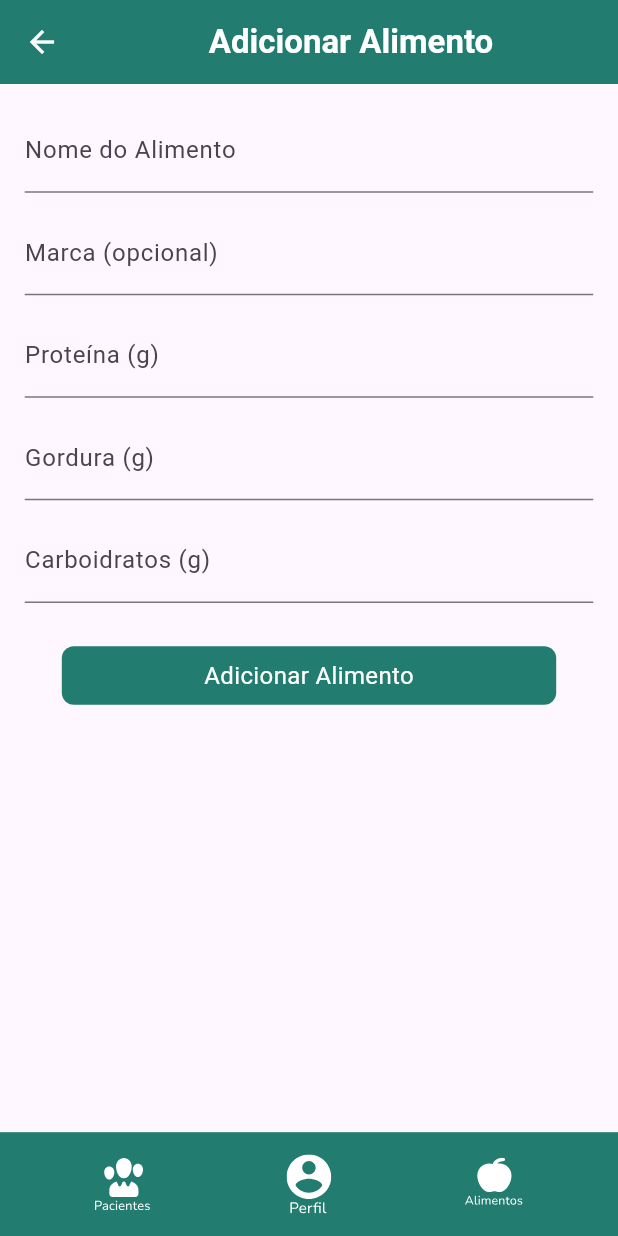
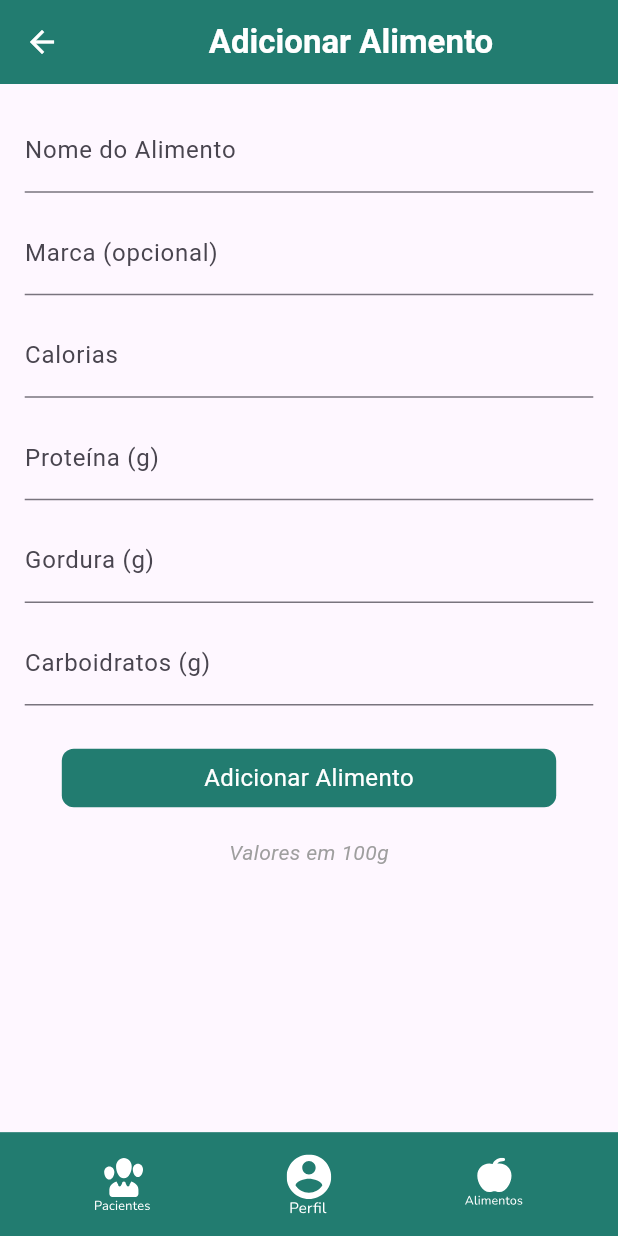
Before and after one commit to WandersoNoleto/NutriGuard, a Flutter app: the AddFoodPage screen opened directly, item 3 of the bottom bar chosen, after a tap on "Adicionar", on a phone screen of 412 x 824 dp. Run offline on Flutter 3.47's test engine with Material 3 defaults, Android fonts, the phone set to English and light mode, and no system bars; our stand-ins replace cloud_firestore, firebase_auth, firebase_core, flutter_svg; accounts and stored records are empty.

Commit message:
Feature Addition: Food Addition Functionality

```diff
--- a/lib/screens/addFoodPage.dart
+++ b/lib/screens/addFoodPage.dart
@@ -1,11 +1,46 @@
 import 'package:flutter/material.dart';
+import 'package:cloud_firestore/cloud_firestore.dart';
 import 'package:nutri_guard/colors/colors.dart';
 import 'package:nutri_guard/widgets/navbar.dart';
 import 'package:nutri_guard/widgets/customActionButton.dart';
 import 'package:nutri_guard/screens/foodsPage.dart';
 
-class AddFoodPage extends StatelessWidget {
+class AddFoodPage extends StatefulWidget {
   const AddFoodPage({Key? key}) : super(key: key);
+
+  @override
+  _AddFoodPageState createState() => _AddFoodPageState();
+}
+
+class _AddFoodPageState extends State<AddFoodPage> {
+  late TextEditingController nameController;
+  late TextEditingController brandController;
+  late TextEditingController caloriesController;
+  late TextEditingController proteinController;
+  late TextEditingController fatController;
+  late TextEditingController carbsController;
+
+  @override
+  void initState() {
+    super.initState();
+    nameController = TextEditingController();
+    brandController = TextEditingController();
+    caloriesController = TextEditingController();
+    proteinController = TextEditingController();
+    fatController = TextEditingController();
+    carbsController = TextEditingController();
+  }
+
+  @override
+  void dispose() {
+    nameController.dispose();
+    brandController.dispose();
+    caloriesController.dispose();
+    proteinController.dispose();
+    fatController.dispose();
+    carbsController.dispose();
+    super.dispose();
+  }
 
   @override
   Widget build(BuildContext context) {
@@ -31,32 +66,46 @@ class AddFoodPage extends StatelessWidget {
           },
         ),
       ),
-      body: Column(
+      body: SingleChildScrollView(
+        child: Column(
+          key: UniqueKey(), // Use UniqueKey para preservar o estado do widget
           children: [
-          // Inputs
             Padding(
               padding: EdgeInsets.all(screenHeight * 0.02),
               child: Column(
                 children: [
                   TextFormField(
-                  decoration: const InputDecoration(labelText: 'Nome do Alimento'),
+                    controller: nameController,
+                    decoration: const InputDecoration(labelText: 'Nome do Alimento',),
+                    keyboardType: TextInputType.text
                   ),
                   SizedBox(height: screenHeight * 0.015),
                   TextFormField(
+                    controller: brandController,
                     decoration: const InputDecoration(labelText: 'Marca (opcional)'),
+                    keyboardType: TextInputType.text
                   ),
                   SizedBox(height: screenHeight * 0.015),
                   TextFormField(
+                    controller: caloriesController,
+                    decoration: const InputDecoration(labelText: 'Calorias'),
+                    keyboardType: TextInputType.number,
+                  ),
+                  SizedBox(height: screenHeight * 0.015),
+                  TextFormField(
+                    controller: proteinController,
                     decoration: const InputDecoration(labelText: 'Proteína (g)'),
                     keyboardType: TextInputType.number,
                   ),
                   SizedBox(height: screenHeight * 0.015),
                   TextFormField(
+                    controller: fatController,
                     decoration: const InputDecoration(labelText: 'Gordura (g)'),
                     keyboardType: TextInputType.number,
                   ),
                   SizedBox(height: screenHeight * 0.015),
                   TextFormField(
+                    controller: carbsController,
                     decoration: const InputDecoration(labelText: 'Carboidratos (g)'),
                     keyboardType: TextInputType.number,
                   ),
@@ -64,25 +113,87 @@ class AddFoodPage extends StatelessWidget {
               ),
             ),
 
-          // Botão Adicionar
             Padding(
               padding: EdgeInsets.symmetric(horizontal: screenWidth * 0.1, vertical: screenHeight * 0.015),
               child: ActionButton(
                 label: 'Adicionar Alimento',
-              onPressed:() {
-                    Navigator.push(
-                      context,
-                      MaterialPageRoute(
-                        builder: (context) => const FoodInfoPage(),
+                onPressed: () => _saveFood(context),
               ),
-                    );
-                  },
-
+            ),
+            const SizedBox(height: 8.0),
+            const Text(
+              'Valores em 100g',
+              style: TextStyle(
+                color: Colors.grey,
+                fontStyle: FontStyle.italic,
               ),
             ),
           ],
         ),
+      ),
       bottomNavigationBar: const Navbar(),
     );
   }
+
+  void _saveFood(BuildContext context) async {
+    String name = nameController.text;
+    String brand = brandController.text;
+    double calories = parseDouble(caloriesController.text);
+    double protein = parseDouble(proteinController.text);
+    double fat = parseDouble(fatController.text);
+    double carbs = parseDouble(carbsController.text);
+
+    // Adicione verificação para garantir que os campos obrigatórios estejam preenchidos
+    if (name.isNotEmpty && calories > 0) {
+      Map<String, dynamic> foodData = {
+        'name': name,
+        'brand': brand,
+        'calories': calories,
+        'protein': protein,
+        'fat': fat,
+        'carbs': carbs,
+      };
+
+      try {
+        await FirebaseFirestore.instance.collection('foods').add(foodData);
+
+        Navigator.push(
+          context,
+          MaterialPageRoute(
+            builder: (context) => FoodInfoPage(),
+          ),
+        );
+      } catch (e) {
+        print('Error adding food: $e');
       }
+    } else {
+      // Informe ao usuário que os campos obrigatórios devem ser preenchidos
+      showDialog(
+        context: context,
+        builder: (BuildContext context) {
+          return AlertDialog(
+            title: Text('Campos obrigatórios não preenchidos'),
+            content: Text('Por favor, preencha o nome do alimento e as calorias.'),
+            actions: [
+              TextButton(
+                onPressed: () {
+                  Navigator.of(context).pop();
+                },
+                child: Text('OK'),
+              ),
+            ],
+          );
+        },
+      );
+    }
+  }
+
+  double parseDouble(String value) {
+    try {
+      return double.parse(value.replaceAll(',', '.')); // Substitua vírgula por ponto, se necessário
+    } catch (e) {
+      print('Error parsing double: $e');
+      return 0.0; // Ou outro valor padrão caso o parse falhe
+    }
+  }
+}
--- a/lib/screens/foodsPage.dart
+++ b/lib/screens/foodsPage.dart
@@ -5,6 +5,7 @@ import 'package:nutri_guard/widgets/searchBar.dart';
 import 'package:nutri_guard/widgets/navbar.dart';
 import 'package:nutri_guard/widgets/customActionButton.dart';
 import 'package:nutri_guard/screens/addFoodPage.dart';
+import 'package:cloud_firestore/cloud_firestore.dart';
 
 class FoodInfoPage extends StatelessWidget {
   const FoodInfoPage({Key? key}) : super(key: key);
@@ -12,7 +13,7 @@ class FoodInfoPage extends StatelessWidget {
   @override
   Widget build(BuildContext context) {
     double screenHeight = MediaQuery.of(context).size.height;
-    double screenWidth  = MediaQuery.of(context).size.width;
+    double screenWidth = MediaQuery.of(context).size.width;
 
     return Scaffold(
       appBar: AppBar(
@@ -27,7 +28,7 @@ class FoodInfoPage extends StatelessWidget {
           ),
         ),
         leading: IconButton(
-          icon: const Icon(Icons.arrow_back, color: Colors.white), // Ícone em branco
+          icon: const Icon(Icons.arrow_back, color: Colors.white),
           onPressed: () {
             Navigator.pop(context);
           },
@@ -47,7 +48,7 @@ class FoodInfoPage extends StatelessWidget {
               child: ActionButton(
                 label: 'Adicionar',
                 icon: Icons.add,
-                onPressed:() {
+                onPressed: () {
                   Navigator.push(
                     context,
                     MaterialPageRoute(
@@ -59,26 +60,44 @@ class FoodInfoPage extends StatelessWidget {
             ),
           ),
 
+          // Lista de cartões de informações de alimentos do Firebase
           Expanded(
-            child: ListView.builder(
-              itemCount: 10,
+            child: FutureBuilder<QuerySnapshot>(
+              // Substitua 'foods' pelo nome da sua coleção no Firebase
+              future: FirebaseFirestore.instance.collection('foods').get(),
+              builder: (context, snapshot) {
+                if (snapshot.connectionState == ConnectionState.waiting) {
+                  return Center(
+                    child: CircularProgressIndicator(),
+                  );
+                }
+
+                if (snapshot.hasError) {
+                  return Center(
+                    child: Text('Erro: ${snapshot.error}'),
+                  );
+                }
+
+                var foodDocuments = snapshot.data?.docs ?? [];
+                return ListView.builder(
+                  itemCount: foodDocuments.length,
                   itemBuilder: (context, index) {
+                    var foodData = foodDocuments[index].data() as Map<String, dynamic>;
                     return Padding(
                       padding: EdgeInsets.symmetric(horizontal: screenWidth * 0.05, vertical: screenHeight * 0.01),
                       child: FoodInfoCard(
-                    name: 'Nome do Alimento $index',
-                    brand: 'Marca $index',
-                    protein: 10 + index,
-                    fat: 5 + index,
-                    carbohydrates: 20 + index,
+                        name: foodData['name'] ?? '',
+                        brand: foodData['brand'] ?? '',
+                        protein: (foodData['protein'] ?? 0).toDouble(),
+                        fat: (foodData['fat'] ?? 0).toDouble(),
+                        carbohydrates: (foodData['carbs'] ?? 0).toDouble(),
                       ),
+                    );
+                  },
                 );
               },
             ),
           ),
-
-          // Botão Adicionar alinhado à direita
-
         ],
       ),
       bottomNavigationBar: const Navbar(),
--- a/lib/widgets/foodCard.dart
+++ b/lib/widgets/foodCard.dart
@@ -4,9 +4,9 @@ import 'package:nutri_guard/colors/colors.dart';
 class FoodInfoCard extends StatelessWidget {
   final String name;
   final String brand;
-  final int protein;
-  final int fat;
-  final int carbohydrates;
+  final dynamic protein;
+  final double fat;
+  final double carbohydrates;
 
   const FoodInfoCard({
     Key? key,
```
Lines whose indentation alone changed are shown as unchanged.
